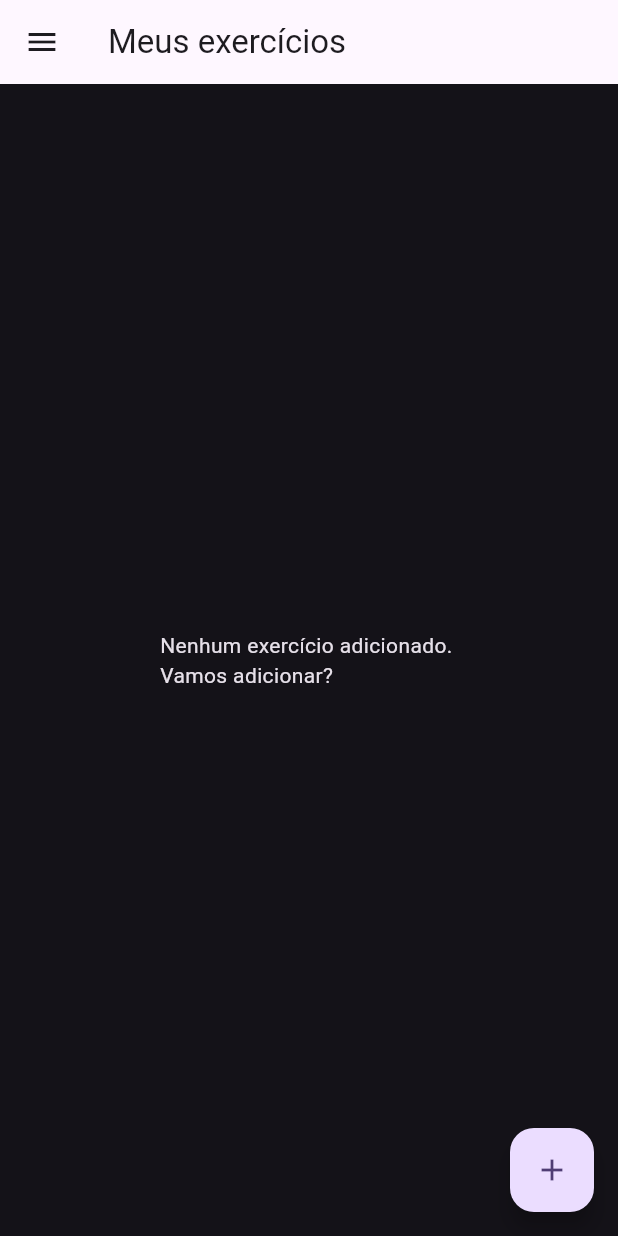
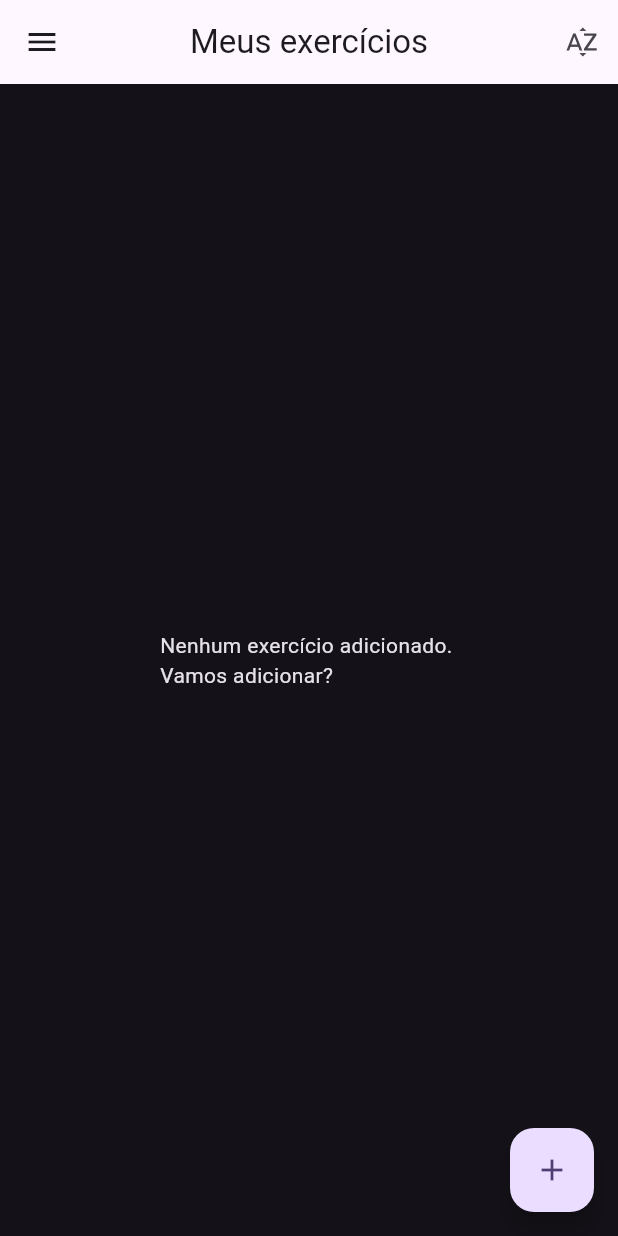
Before and after one commit to GustaDuarte/gym-easy, a Flutter app: the screen it shows once a user with an empty profile is signed in, on a phone screen of 412 x 824 dp. Run offline on Flutter 3.47's test engine with Material 3 defaults, Android fonts, the phone set to English and light mode, and no system bars; our stand-ins replace cloud_firestore, firebase_auth, firebase_core; accounts and stored records are empty.

Commit message:
git commit -m ":lipstick: feat: ajustando appBar"

```diff
--- a/lib/screens/home_screen.dart
+++ b/lib/screens/home_screen.dart
@@ -17,11 +17,17 @@ class HomeScreen extends StatefulWidget {
 
 class _HomeScreenState extends State<HomeScreen> {
   final ExerciseService service = ExerciseService();
+  bool isDescending = false;
 
   @override
   Widget build(BuildContext context) {
     return Scaffold(
-      appBar: AppBar(title: Text("Meus exercícios")),
+      appBar: AppBar(title: Text("Meus exercícios",), centerTitle: true, actions: [IconButton(onPressed: (){
+        setState(() {
+          isDescending = !isDescending;
+        });
+      },
+          icon: Icon(Icons.sort_by_alpha_outlined))],),
       drawer: Drawer(
         child: ListView(
           children: [
@@ -61,7 +67,7 @@ class _HomeScreenState extends State<HomeScreen> {
         },
       ),
       body: StreamBuilder(
-        stream: service.connectStreamExercise(),
+        stream: service.connectStreamExercise(isDescending),
         builder: (context, snapshot) {
           if (snapshot.connectionState == ConnectionState.waiting) {
             return const Center(child: CircularProgressIndicator());
@@ -81,9 +87,12 @@ class _HomeScreenState extends State<HomeScreen> {
                   return ListTile(
                     title: Text(exerciseModel.name),
                     subtitle: Text(exerciseModel.muscleGroup),
-                    trailing: IconButton(icon: Icon(Icons.edit), onPressed: (){
-                      showModalHome(context, exercise: exerciseModel);
-                    }, ),
+                    trailing: IconButton(
+                      icon: Icon(Icons.edit),
+                      onPressed: () {
+                        showModalHome(context, exercise: exerciseModel);
+                      },
+                    ),
                     onTap: () {
                       Navigator.push(
                         context,
```
Also changed, not shown: lib/service/exercise_service.dart (+7 -2 lines).
